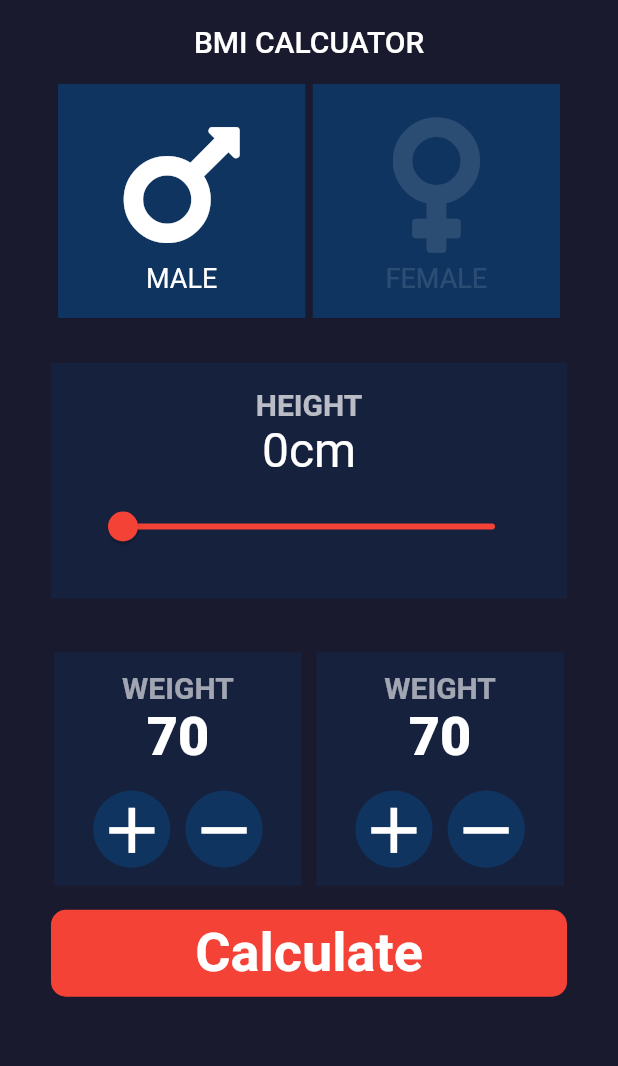
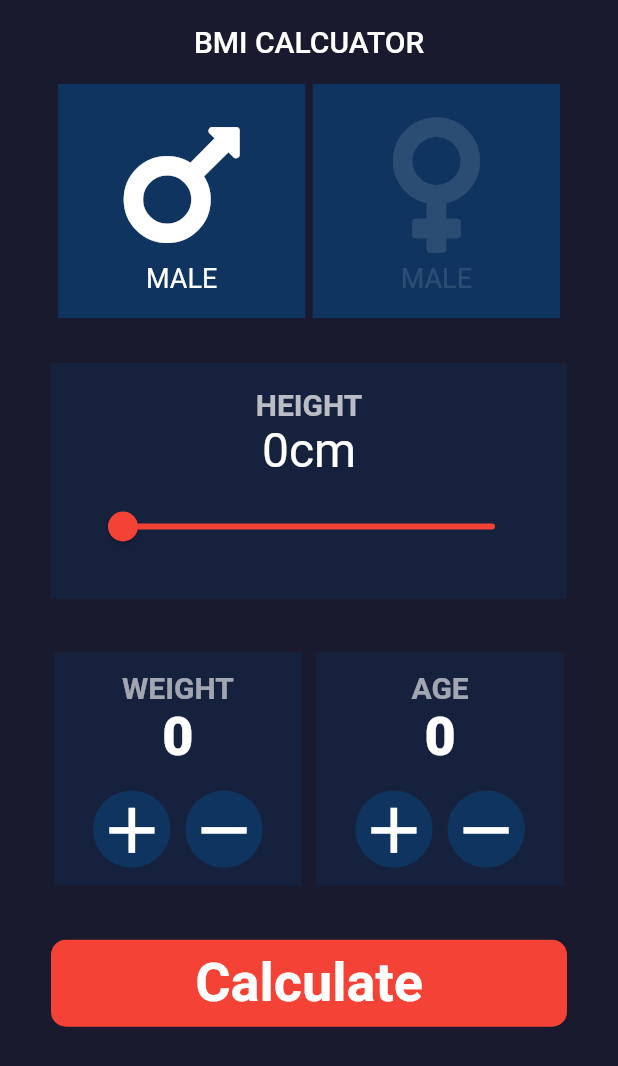
Before and after one commit to suhas-kadu/flutter-BMI-calculator, a Flutter app: the screen it shows after launch, on a phone screen of 412 x 824 dp. Shown: the top 1066 px of the screen. Run offline on Flutter 3.47's test engine with Material 2 defaults, Android fonts, the phone set to English and light mode, and no system bars; our stand-ins replace font_awesome_flutter.

Commit message:
backend completed for home screen

```diff
--- /dev/null
+++ b/lib/constants/constants.dart
@@ -0,0 +1,7 @@
+import 'package:flutter/material.dart';
+
+  Color whiteColor = Colors.white;
+  Color offwhiteColor = Colors.white12;
+
+  Color maleColor = Colors.white;
+  Color femaleColor = Colors.white12;
--- a/lib/views/home_page.dart
+++ b/lib/views/home_page.dart
@@ -1,5 +1,9 @@
+import 'package:bmi_calculator/widgets.dart/calculate_widget.dart';
+import 'package:bmi_calculator/widgets.dart/custom_icon.dart';
+import 'package:bmi_calculator/widgets.dart/gender_icon.dart';
 import 'package:flutter/material.dart';
 import 'package:font_awesome_flutter/font_awesome_flutter.dart';
+import 'package:bmi_calculator/constants/constants.dart';
 
 class HomePage extends StatefulWidget {
   @override
@@ -7,13 +11,12 @@ class HomePage extends StatefulWidget {
 }
 
 class _HomePageState extends State<HomePage> {
-  Color whiteColor = Colors.white;
-  Color offwhiteColor = Colors.white12;
+  String _selectedGender = "Male";
 
-  Color maleColor = Colors.white;
-  Color femaleColor = Colors.white12;
+  int _weight = 0;
+  int _age = 0;
+  double _value = 0.0;
 
-  double _value = 0.0;
   void _onChanged(value) {
     setState(() {
       _value = value;
@@ -40,26 +43,12 @@ class _HomePageState extends State<HomePage> {
                   setState(() {
                     maleColor = whiteColor;
                     femaleColor = offwhiteColor;
+                    _selectedGender = "Male";
                   });
                 },
-                child: Container(
-                  //margin: EdgeInsets.symmetric(horizontal: 4),
-                  width: MediaQuery.of(context).size.width / 2.5,
-                  padding: EdgeInsets.all(16),
-                  color: Color(0xFF0f3460),
-                  child: Column(
-                    children: [
-                      FaIcon(
-                        FontAwesomeIcons.mars,
-                        color: maleColor,
-                        size: MediaQuery.of(context).size.width / 4,
-                      ),
-                      Text(
-                        "MALE",
-                        style: TextStyle(color: maleColor, fontSize: 18),
-                      ),
-                    ],
-                  ),
+                child: GenderIcon(
+                  iconColor: maleColor,
+                  genderIcon: FontAwesomeIcons.mars,
                 ),
               ),
               SizedBox(width: 5),
@@ -68,26 +57,12 @@ class _HomePageState extends State<HomePage> {
                     setState(() {
                       femaleColor = whiteColor;
                       maleColor = offwhiteColor;
+                      _selectedGender = "Female";
                     });
                   },
-                child: Container(
-                  // margin: EdgeInsets.symmetric(horizontal: 4),
-                  width: MediaQuery.of(context).size.width / 2.5,
-                  padding: EdgeInsets.all(16),
-                  color: Color(0xFF0f3460),
-                  child: Column(
-                    children: [
-                      FaIcon(
-                        FontAwesomeIcons.venus,
-                        color: femaleColor,
-                        size: MediaQuery.of(context).size.width / 4,
-                      ),
-                      Text("FEMALE",
-                          style: TextStyle(color: femaleColor, fontSize: 18)),
-                    ],
-                  ),
-                ),
-              ),
+                  child: GenderIcon(
+                      iconColor: femaleColor,
+                      genderIcon: FontAwesomeIcons.venus)),
             ],
           ),
           SizedBox(
@@ -127,100 +102,121 @@ class _HomePageState extends State<HomePage> {
               ],
             ),
           ),
-              SizedBox(height:20),
+          SizedBox(height: 20),
           Row(
             mainAxisAlignment: MainAxisAlignment.center,
             children: [
               Container(
-                  width: MediaQuery.of(context).size.width/2.5,
+                  width: MediaQuery.of(context).size.width / 2.5,
                   //margin: EdgeInsets.symmetric(horizontal: 18, vertical: 16),
                   padding: EdgeInsets.symmetric(horizontal: 16, vertical: 12),
-                  color: Color(0xFF16213e)  ,
+                  color: Color(0xFF16213e),
                   child: Column(
                     children: [
-                    Text("WEIGHT", style: TextStyle(color:Colors.white60, fontWeight: FontWeight.bold, fontSize: 20),),
-                  Text("70", style: TextStyle(color: whiteColor, fontSize: 36, fontWeight: FontWeight.w900),),
-                  SizedBox(height: 15,),
+                      Text(
+                        "WEIGHT",
+                        style: TextStyle(
+                            color: Colors.white60,
+                            fontWeight: FontWeight.bold,
+                            fontSize: 20),
+                      ),
+                      Text(
+                        _weight.toString(),
+                        style: TextStyle(
+                            color: whiteColor,
+                            fontSize: 36,
+                            fontWeight: FontWeight.w900),
+                      ),
+                      SizedBox(
+                        height: 15,
+                      ),
                       Row(
                         mainAxisAlignment: MainAxisAlignment.center,
                         children: [
-                    Container(
-                      decoration: BoxDecoration(
-                        color: Color(0xFF0f3460),
-                        borderRadius: BorderRadius.circular(50)
-                      ),
-                      child: FaIcon(Icons.add, color: whiteColor, size: MediaQuery.of(context).size.width/8,)),
-                    SizedBox(width:10),
-                    Container(
-                      decoration: BoxDecoration(
-                        color: Color(0xFF0f3460),
-                        borderRadius: BorderRadius.circular(50)
-                      ),
-                      child: FaIcon(Icons.remove ,color: whiteColor, size: MediaQuery.of(context).size.width/8),
-                      ),
-
+                          InkWell(
+                              onTap: () {
+                                setState(() {
+                                  _weight = _weight + 1;
+                                });
+                              },
+                              child: CustomIcon(
+                                  whiteColor: whiteColor, icon: Icons.add)),
+                          SizedBox(width: 10),
+                          InkWell(
+                              onTap: () {
+                                setState(() {
+                                  _weight = _weight - 1;
+                                });
+                              },
+                              child: CustomIcon(
+                                  whiteColor: whiteColor, icon: Icons.remove)),
                         ],
                       )
-
                     ],
-                  )
-                ),
-                SizedBox(width:10),
+                  )),
+              SizedBox(width: 10),
               Container(
-
-                  width: MediaQuery.of(context).size.width/2.5,
-                  margin: EdgeInsets.symmetric( vertical: 16),
+                  width: MediaQuery.of(context).size.width / 2.5,
+                  margin: EdgeInsets.symmetric(vertical: 16),
                   padding: EdgeInsets.symmetric(horizontal: 16, vertical: 12),
-                  color: Color(0xFF16213e)  ,
+                  color: Color(0xFF16213e),
                   child: Column(
                     children: [
-                    Text("WEIGHT", style: TextStyle(color:Colors.white60, fontWeight: FontWeight.bold, fontSize: 20),),
-                  Text("70", style: TextStyle(color: whiteColor, fontSize: 36, fontWeight: FontWeight.w900),
-
+                      Text(
+                        "AGE",
+                        style: TextStyle(
+                            color: Colors.white60,
+                            fontWeight: FontWeight.bold,
+                            fontSize: 20),
                       ),
-                  SizedBox(height: 15,),
+                      Text(
+                        _age.toString(),
+                        style: TextStyle(
+                            color: whiteColor,
+                            fontSize: 36,
+                            fontWeight: FontWeight.w900),
+                      ),
+                      SizedBox(
+                        height: 15,
+                      ),
                       Row(
-
                         mainAxisAlignment: MainAxisAlignment.center,
                         children: [
-                    Container(
-                      //padding: EdgeInsets.all(4),
-                      decoration: BoxDecoration(
-                        color: Color(0xFF0f3460),
-                        borderRadius: BorderRadius.circular(50)
+                          InkWell(
+                            onTap: () {
+                              setState(() {
+                                _age = _age + 1;
+                              });
+                            },
+                            child: CustomIcon(
+                              whiteColor: whiteColor,
+                              icon: Icons.add,
                             ),
-                      child: FaIcon(Icons.add, color: whiteColor, size: MediaQuery.of(context).size.width/8,)),
-                    SizedBox(width:10),
-                    Container(
-                      decoration: BoxDecoration(
-                        color: Color(0xFF0f3460),
-                        borderRadius: BorderRadius.circular(50)
                           ),
-                      child: FaIcon(Icons.remove ,color: whiteColor, size: MediaQuery.of(context).size.width/8),
-                      ),
-
+                          SizedBox(width: 10),
+                          InkWell(
+                              onTap: () {
+                                setState(() {
+                                  _age = _age - 1;
+                                });
+                              },
+                              child: CustomIcon(
+                                  whiteColor: whiteColor, icon: Icons.remove)),
                         ],
                       ),
-
-
                     ],
-                  )
-                )
+                  ))
             ],
           ),
-
-                  FlatButton(onPressed: (){}, child: Container(
-                    margin: EdgeInsets.symmetric(horizontal: 18),
-                    padding: EdgeInsets.symmetric(vertical: 8),
-                    alignment: Alignment.center,
-                    decoration: BoxDecoration(
-                      color: Colors.red,
-                      borderRadius: BorderRadius.circular(10),
+          SizedBox(
+            height: 20,
           ),
-                    width: MediaQuery.of(context).size.width,
-                    child: Text("Calculate", style: TextStyle(color: whiteColor, fontSize: 36, fontWeight: FontWeight.bold),
-                  )
-                  )
+          CalculateWidget(
+            age: _age,
+            value: _value,
+            weight: _weight,
+            selectedGender: _selectedGender,
+            whiteColor: whiteColor,
           )
         ],
       ),
--- /dev/null
+++ b/lib/views/results_screen.dart
@@ -0,0 +1,26 @@
+import 'package:flutter/material.dart';
+import 'package:bmi_calculator/widgets.dart/calculate_widget.dart';
+
+class ResultsScreen extends StatelessWidget {
+
+  final int weight;
+  final double height;
+  final String gender;
+  final int age;
+
+  ResultsScreen({this.height,this.age, this.gender, this.weight});
+
+
+
+  @override
+  Widget build(BuildContext context) {
+    int heightinCM = height.toInt();
+    heightinCM = heightinCM~/100.toInt();
+    double result = weight/(heightinCM*heightinCM);
+  print("Weight: $weight\nAge: $age\nHeight: ${height.toInt()}\nGender:$gender\nBMI: ${result}");
+
+    return Container(
+
+    );
+  }
+}
--- /dev/null
+++ b/lib/widgets.dart/calculate_widget.dart
@@ -0,0 +1,48 @@
+import 'package:bmi_calculator/views/results_screen.dart';
+import 'package:flutter/material.dart';
+
+
+class CalculateWidget extends StatelessWidget {
+  const CalculateWidget({
+    Key key,
+    @required int age,
+    @required double value,
+    @required int weight,
+    @required String selectedGender,
+    @required this.whiteColor,
+
+  }) : _age = age, _value = value, _weight = weight, _selectedGender = selectedGender, super(key: key);
+
+  final int _age;
+  final double _value;
+  final int _weight;
+  final String _selectedGender;
+  final Color whiteColor;
+
+  @override
+  Widget build(BuildContext context) {
+    return FlatButton(
+        onPressed: () {
+          Navigator.push(context, MaterialPageRoute(builder: (context, ) => ResultsScreen(age: _age, height: _value, weight: _weight, gender: _selectedGender,)));
+        },
+        child: Container(
+            margin: EdgeInsets.symmetric(horizontal: 18),
+            padding: EdgeInsets.symmetric(vertical: 8),
+            alignment: Alignment.center,
+            decoration: BoxDecoration(
+              color: Colors.red,
+              borderRadius: BorderRadius.circular(10),
+            ),
+            width: MediaQuery.of(context).size.width,
+            child: Text(
+              "Calculate",
+              style: TextStyle(
+                  color: whiteColor,
+                  fontSize: 36,
+                  fontWeight: FontWeight.bold),
+            )
+            ),
+
+            );
+  }
+}
--- /dev/null
+++ b/lib/widgets.dart/custom_icon.dart
@@ -0,0 +1,27 @@
+import 'package:flutter/material.dart';
+
+
+class CustomIcon extends StatelessWidget {
+  const CustomIcon({
+    Key key,
+    @required this.whiteColor,
+    @required this.icon,
+  }) : super(key: key);
+
+  final Color whiteColor;
+  final IconData icon;
+
+  @override
+  Widget build(BuildContext context) {
+    return Container(
+        //padding: EdgeInsets.all(4),
+        decoration: BoxDecoration(
+            color: Color(0xFF0f3460),
+            borderRadius: BorderRadius.circular(50)),
+        child: Icon(
+          icon,
+          color: whiteColor,
+          size: MediaQuery.of(context).size.width / 8,
+        ));
+  }
+}
--- /dev/null
+++ b/lib/widgets.dart/gender_icon.dart
@@ -0,0 +1,37 @@
+import 'package:flutter/material.dart';
+import 'package:font_awesome_flutter/font_awesome_flutter.dart';
+
+
+class GenderIcon extends StatelessWidget {
+  const GenderIcon({
+    Key key,
+    @required this.iconColor,
+    @required this.genderIcon,
+  }) : super(key: key);
+
+  final Color iconColor;
+  final IconData genderIcon;
+
+  @override
+  Widget build(BuildContext context) {
+    return Container(
+      //margin: EdgeInsets.symmetric(horizontal: 4),
+      width: MediaQuery.of(context).size.width / 2.5,
+      padding: EdgeInsets.all(16),
+      color: Color(0xFF0f3460),
+      child: Column(
+        children: [
+          FaIcon(
+            genderIcon,
+            color: iconColor,
+            size: MediaQuery.of(context).size.width / 4,
+          ),
+          Text(
+            "MALE",
+            style: TextStyle(color: iconColor, fontSize: 18),
+          ),
+        ],
+      ),
+    );
+  }
+}
```
Lines whose indentation alone changed are shown as unchanged.
